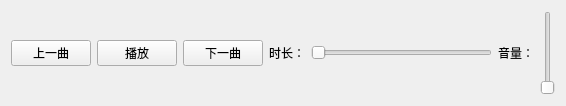
zhouq3405/MusicGetFirst, file pleycontrolbar.ui: the form before one commit.
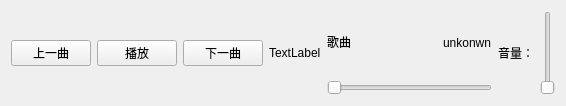
The form after the commit.

Commit message: When select song,  it can load network picture to play bar.

The edit to the form file:
```diff
--- a/pleycontrolbar.ui
+++ b/pleycontrolbar.ui
@@ -13,7 +13,7 @@
   <property name="windowTitle">
    <string>Form</string>
   </property>
-  <layout class="QHBoxLayout" name="horizontalLayout">
+  <layout class="QHBoxLayout" name="horizontalLayout_2">
    <item>
     <widget class="QPushButton" name="pushButton">
      <property name="sizePolicy">
@@ -54,7 +54,30 @@
     </widget>
    </item>
    <item>
-    <widget class="QLabel" name="label">
+    <widget class="QLabel" name="picLabel">
+     <property name="sizePolicy">
+      <sizepolicy hsizetype="Fixed" vsizetype="Fixed">
+       <horstretch>0</horstretch>
+       <verstretch>0</verstretch>
+      </sizepolicy>
+     </property>
+     <property name="maximumSize">
+      <size>
+       <width>70</width>
+       <height>70</height>
+      </size>
+     </property>
+     <property name="text">
+      <string>TextLabel</string>
+     </property>
+    </widget>
+   </item>
+   <item>
+    <layout class="QVBoxLayout" name="verticalLayout">
+     <item>
+      <layout class="QHBoxLayout" name="horizontalLayout">
+       <item>
+        <widget class="QLabel" name="labelSong">
      <property name="sizePolicy">
       <sizepolicy hsizetype="Fixed" vsizetype="Fixed">
        <horstretch>1</horstretch>
@@ -62,9 +85,31 @@
       </sizepolicy>
      </property>
      <property name="text">
-      <string>时长：</string>
-     </property>
-    </widget>
+          <string>歌曲</string>
+         </property>
+        </widget>
+       </item>
+       <item>
+        <spacer name="horizontalSpacer">
+         <property name="orientation">
+          <enum>Qt::Horizontal</enum>
+         </property>
+         <property name="sizeHint" stdset="0">
+          <size>
+           <width>83</width>
+           <height>20</height>
+          </size>
+         </property>
+        </spacer>
+       </item>
+       <item>
+        <widget class="QLabel" name="labelProcess">
+         <property name="text">
+          <string>unkonwn</string>
+         </property>
+        </widget>
+       </item>
+      </layout>
    </item>
    <item>
     <widget class="QSlider" name="horizontalSlider">
@@ -72,6 +117,8 @@
       <enum>Qt::Horizontal</enum>
      </property>
     </widget>
+     </item>
+    </layout>
    </item>
    <item>
     <widget class="QLabel" name="label_2">
```
Lines whose indentation alone changed are shown as unchanged. The commit also changes 11 other files.
